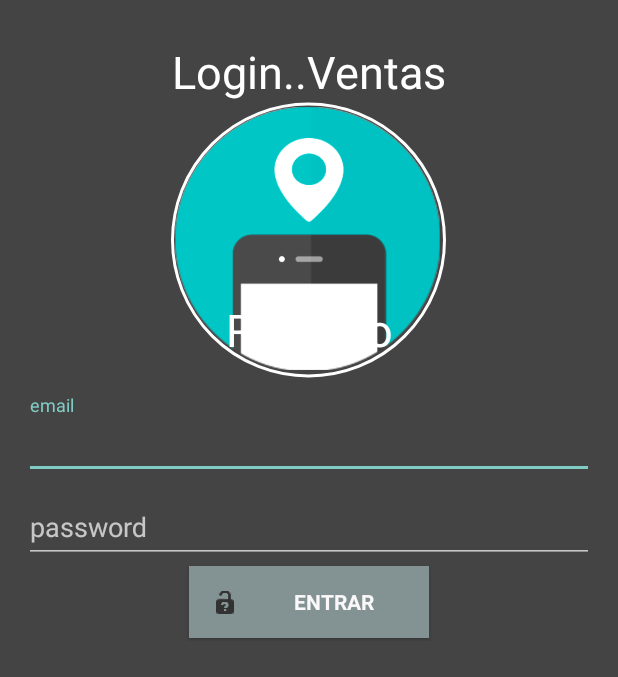
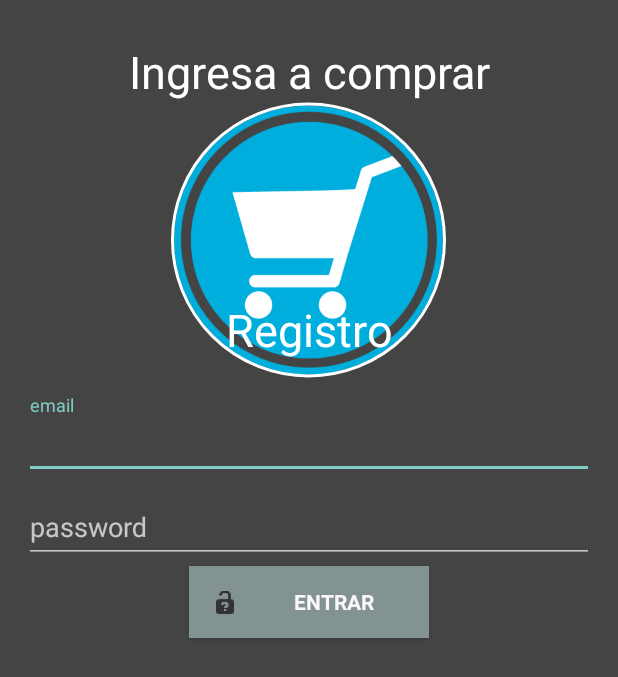
Before and after one commit to aesyungan/ejemploJson4, an Android app: the screen it shows after launch (Login), on a phone screen of 412 x 824 dp. Shown: the top 677 px of the screen. Run offline under Robolectric (Android 15) with nearby library versions, the phone set to English and light mode, and no system bars; our stand-ins replace CircleImageView.

Commit message:
cliente.java

```diff
--- a/app/src/main/res/layout/activity_login.xml
+++ b/app/src/main/res/layout/activity_login.xml
@@ -53,7 +53,7 @@
                                 android:textSize="30dp"
                                 android:layout_width="match_parent"
                                 android:layout_height="wrap_content"
-                                android:text="Login..Ventas" />
+                                android:text="Ingresa a comprar" />
                             <!--
                            <ImageView
 
@@ -68,7 +68,7 @@
                                 android:id="@+id/imageViewLogin"
                                 android:layout_width="183dp"
                                 android:layout_height="184dp"
-                                android:src="@drawable/icono"
+                                android:src="@drawable/log"
                                 app:civ_border_width="2dp"
                                 app:civ_border_color="#ffffff"/>
 
```
Also changed, not shown: app/src/main/res/drawable-v21/log.png (added).
